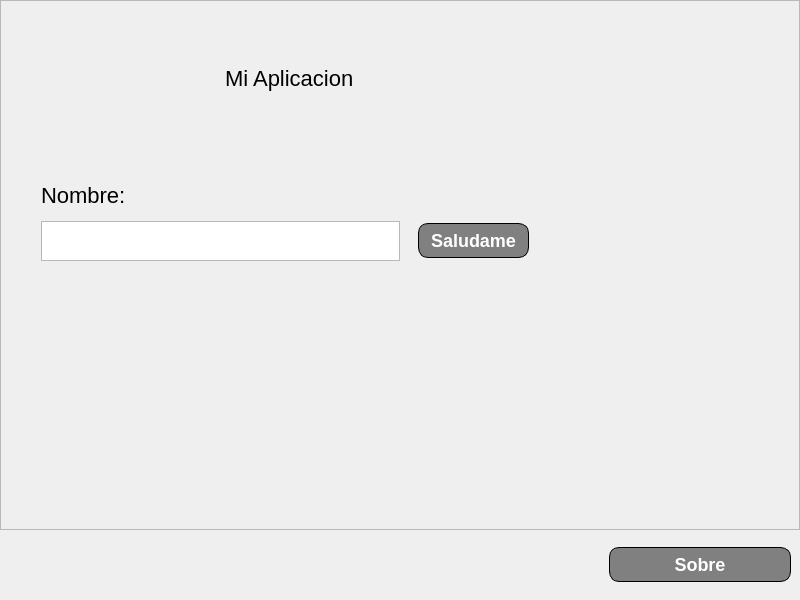
Old version of the form views/Vista_principal.ui in the repository JuanLoaiza007/Proyecto-1-IA-2024-I.
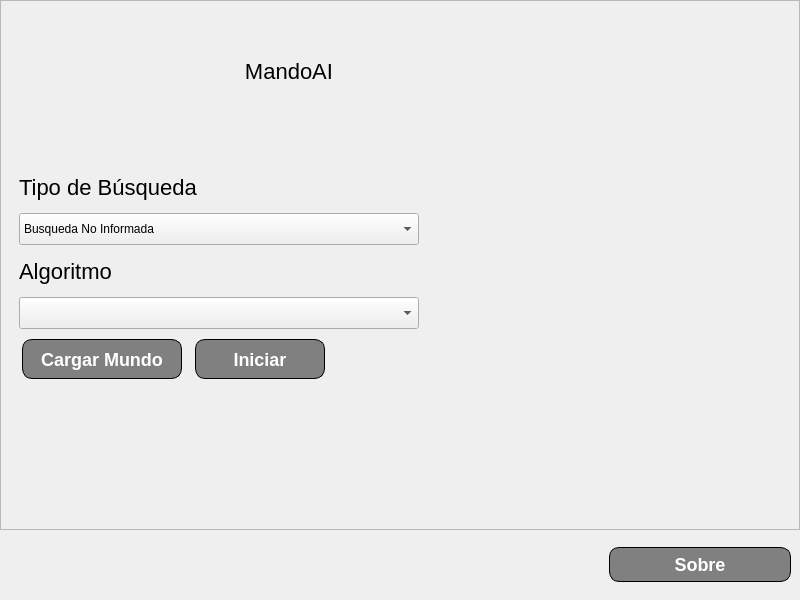
New version of the form.

Commit message: first main interface implementation (non-playable)

The edit to the form file:
```diff
--- a/views/Vista_principal.ui
+++ b/views/Vista_principal.ui
@@ -16,6 +16,12 @@
     <height>600</height>
    </size>
   </property>
+  <property name="maximumSize">
+   <size>
+    <width>800</width>
+    <height>600</height>
+   </size>
+  </property>
   <property name="windowTitle">
    <string>MainWindow</string>
   </property>
@@ -468,7 +474,7 @@
      <number>0</number>
     </property>
     <item>
-     <widget class="QFrame" name="frame">
+     <widget class="QFrame" name="content">
       <property name="minimumSize">
        <size>
         <width>800</width>
@@ -513,7 +519,7 @@
          </property>
          <layout class="QVBoxLayout" name="verticalLayout_2">
           <property name="spacing">
-           <number>10</number>
+           <number>0</number>
           </property>
           <property name="leftMargin">
            <number>0</number>
@@ -532,7 +538,13 @@
             <property name="minimumSize">
              <size>
               <width>576</width>
-              <height>156</height>
+              <height>140</height>
+             </size>
+            </property>
+            <property name="maximumSize">
+             <size>
+              <width>16777215</width>
+              <height>140</height>
              </size>
             </property>
             <property name="frameShape">
@@ -541,42 +553,18 @@
             <property name="frameShadow">
              <enum>QFrame::Raised</enum>
             </property>
-            <layout class="QVBoxLayout" name="verticalLayout_3">
-             <property name="spacing">
-              <number>0</number>
-             </property>
-             <property name="leftMargin">
-              <number>0</number>
-             </property>
-             <property name="topMargin">
-              <number>0</number>
-             </property>
-             <property name="rightMargin">
-              <number>0</number>
-             </property>
-             <property name="bottomMargin">
-              <number>0</number>
-             </property>
+            <layout class="QHBoxLayout" name="horizontalLayout_4">
              <item>
-              <widget class="QFrame" name="frame_11">
-               <property name="frameShape">
-                <enum>QFrame::NoFrame</enum>
+              <widget class="QLabel" name="lbl_titulo">
+               <property name="text">
+                <string>MandoAI</string>
                </property>
-               <property name="frameShadow">
-                <enum>QFrame::Raised</enum>
+               <property name="alignment">
+                <set>Qt::AlignCenter</set>
                </property>
-               <layout class="QGridLayout" name="gridLayout_2">
-                <item row="0" column="0" alignment="Qt::AlignHCenter|Qt::AlignVCenter">
-                 <widget class="QLabel" name="lbl_titulo">
-                  <property name="text">
-                   <string>Mi Aplicacion</string>
-                  </property>
-                  <property name="class" stdset="0">
-                   <string>h1 color-primary</string>
-                  </property>
-                 </widget>
-                </item>
-               </layout>
+               <property name="class" stdset="0">
+                <string>h1 color-primary</string>
+               </property>
               </widget>
              </item>
             </layout>
@@ -596,63 +584,134 @@
             <property name="frameShadow">
              <enum>QFrame::Raised</enum>
             </property>
-            <layout class="QHBoxLayout" name="horizontalLayout_3">
-             <property name="spacing">
-              <number>0</number>
-             </property>
-             <property name="leftMargin">
-              <number>0</number>
-             </property>
-             <property name="topMargin">
-              <number>0</number>
-             </property>
-             <property name="rightMargin">
-              <number>0</number>
-             </property>
-             <property name="bottomMargin">
-              <number>0</number>
-             </property>
-             <item>
-              <widget class="QFrame" name="frame_14">
-               <property name="maximumSize">
-                <size>
-                 <width>700</width>
-                 <height>16777215</height>
-                </size>
-               </property>
+            <property name="class" stdset="0">
+             <string/>
+            </property>
+            <layout class="QVBoxLayout" name="verticalLayout_3">
+             <item alignment="Qt::AlignVCenter">
+              <widget class="QFrame" name="frame_2">
                <property name="frameShape">
                 <enum>QFrame::NoFrame</enum>
                </property>
                <property name="frameShadow">
                 <enum>QFrame::Raised</enum>
                </property>
-               <layout class="QHBoxLayout" name="horizontalLayout_4">
+               <property name="class" stdset="0">
+                <string/>
+               </property>
+               <layout class="QVBoxLayout" name="verticalLayout_4">
                 <property name="spacing">
-                 <number>0</number>
+                 <number>10</number>
                 </property>
-                <property name="leftMargin">
-                 <number>40</number>
-                </property>
-                <property name="topMargin">
-                 <number>0</number>
-                </property>
-                <property name="rightMargin">
-                 <number>40</number>
-                </property>
-                <property name="bottomMargin">
-                 <number>0</number>
-                </property>
                 <item>
-                 <widget class="QFrame" name="frame_10">
+                 <widget class="QLabel" name="lbl_tipo_busqueda">
+                  <property name="minimumSize">
+                   <size>
+                    <width>310</width>
+                    <height>32</height>
+                   </size>
+                  </property>
+                  <property name="maximumSize">
+                   <size>
+                    <width>350</width>
+                    <height>32</height>
+                   </size>
+                  </property>
+                  <property name="text">
+                   <string>Tipo de Búsqueda</string>
+                  </property>
+                  <property name="class" stdset="0">
+                   <string>h5</string>
+                  </property>
+                 </widget>
+                </item>
+                <item>
+                 <widget class="QComboBox" name="box_tipo_busqueda">
+                  <property name="minimumSize">
+                   <size>
+                    <width>310</width>
+                    <height>32</height>
+                   </size>
+                  </property>
+                  <property name="maximumSize">
+                   <size>
+                    <width>400</width>
+                    <height>32</height>
+                   </size>
+                  </property>
+                  <property name="class" stdset="0">
+                   <string>h6</string>
+                  </property>
+                  <item>
+                   <property name="text">
+                    <string>Busqueda No Informada</string>
+                   </property>
+                  </item>
+                  <item>
+                   <property name="text">
+                    <string>Busqueda Informada</string>
+                   </property>
+                  </item>
+                 </widget>
+                </item>
+                <item>
+                 <widget class="QLabel" name="lbl_algoritmo">
+                  <property name="minimumSize">
+                   <size>
+                    <width>310</width>
+                    <height>32</height>
+                   </size>
+                  </property>
+                  <property name="maximumSize">
+                   <size>
+                    <width>350</width>
+                    <height>32</height>
+                   </size>
+                  </property>
+                  <property name="text">
+                   <string>Algoritmo</string>
+                  </property>
+                  <property name="class" stdset="0">
+                   <string>h5</string>
+                  </property>
+                 </widget>
+                </item>
+                <item>
+                 <widget class="QComboBox" name="box_algoritmo">
+                  <property name="minimumSize">
+                   <size>
+                    <width>310</width>
+                    <height>32</height>
+                   </size>
+                  </property>
+                  <property name="maximumSize">
+                   <size>
+                    <width>400</width>
+                    <height>32</height>
+                   </size>
+                  </property>
+                  <property name="class" stdset="0">
+                   <string>h6</string>
+                  </property>
+                 </widget>
+                </item>
+                <item>
+                 <widget class="QFrame" name="frame">
+                  <property name="maximumSize">
+                   <size>
+                    <width>310</width>
+                    <height>16777215</height>
+                   </size>
+                  </property>
                   <property name="frameShape">
                    <enum>QFrame::NoFrame</enum>
                   </property>
                   <property name="frameShadow">
                    <enum>QFrame::Raised</enum>
                   </property>
-                  <layout class="QVBoxLayout" name="verticalLayout_5">
+                  <layout class="QHBoxLayout" name="horizontalLayout_3">
                    <property name="spacing">
-                    <number>0</number>
+                    <number>10</number>
                    </property>
                    <property name="leftMargin">
                     <number>0</number>
@@ -667,133 +726,46 @@
                     <number>0</number>
                    </property>
                    <item>
-                    <widget class="QFrame" name="frame_16">
+                    <widget class="QPushButton" name="btn_cargar_mundo">
                      <property name="minimumSize">
                       <size>
-                       <width>0</width>
-                       <height>110</height>
+                       <width>160</width>
+                       <height>40</height>
                       </size>
                      </property>
                      <property name="maximumSize">
                       <size>
-                       <width>16777215</width>
-                       <height>110</height>
+                       <width>160</width>
+                       <height>40</height>
                       </size>
                      </property>
-                     <property name="frameShape">
-                      <enum>QFrame::NoFrame</enum>
+                     <property name="text">
+                      <string>Cargar Mundo</string>
                      </property>
-                     <property name="frameShadow">
-                      <enum>QFrame::Raised</enum>
+                     <property name="class" stdset="0">
+                      <string>btn-primary h6</string>
                      </property>
-                     <layout class="QVBoxLayout" name="verticalLayout_6">
-                      <property name="leftMargin">
-                       <number>0</number>
-                      </property>
-                      <item>
-                       <widget class="QLabel" name="label_2">
-                        <property name="minimumSize">
-                         <size>
-                          <width>379</width>
-                          <height>27</height>
-                         </size>
-                        </property>
-                        <property name="maximumSize">
-                         <size>
-                          <width>379</width>
-                          <height>27</height>
-                         </size>
-                        </property>
-                        <property name="text">
-                         <string>Nombre:</string>
-                        </property>
-                        <property name="class" stdset="0">
-                         <string>h5</string>
-                        </property>
-                       </widget>
-                      </item>
-                      <item>
-                       <widget class="QTextEdit" name="txta_nombre">
-                        <property name="minimumSize">
-                         <size>
-                          <width>0</width>
-                          <height>40</height>
-                         </size>
-                        </property>
-                        <property name="maximumSize">
-                         <size>
-                          <width>600</width>
-                          <height>40</height>
-                         </size>
-                        </property>
-                        <property name="class" stdset="0">
-                         <string>nb b-sb-2</string>
-                        </property>
-                       </widget>
-                      </item>
-                     </layout>
                     </widget>
                    </item>
                    <item>
-                    <widget class="QFrame" name="frame_15">
+                    <widget class="QPushButton" name="btn_iniciar">
                      <property name="minimumSize">
                       <size>
-                       <width>0</width>
-                       <height>109</height>
+                       <width>130</width>
+                       <height>40</height>
                       </size>
                      </property>
                      <property name="maximumSize">
                       <size>
-                       <width>16777215</width>
-                       <height>16777214</height>
+                       <width>130</width>
+                       <height>40</height>
                       </size>
                      </property>
-                     <property name="frameShape">
-                      <enum>QFrame::NoFrame</enum>
-                     </property>
-                     <property name="frameShadow">
-                      <enum>QFrame::Raised</enum>
-                     </property>
-                    </widget>
-                   </item>
-                  </layout>
-                 </widget>
-                </item>
-                <item>
-                 <widget class="QFrame" name="frame_12">
-                  <property name="maximumSize">
-                   <size>
-                    <width>160</width>
-                    <height>16777215</height>
-                   </size>
-                  </property>
-                  <property name="frameShape">
-                   <enum>QFrame::NoFrame</enum>
-                  </property>
-                  <property name="frameShadow">
-                   <enum>QFrame::Raised</enum>
-                  </property>
-                  <layout class="QVBoxLayout" name="verticalLayout_4">
-                   <property name="topMargin">
-                    <number>56</number>
-                   </property>
-                   <item>
-                    <widget class="QPushButton" name="btn_saludar">
                      <property name="text">
-                      <string>Saludame</string>
+                      <string>Iniciar</string>
                      </property>
                      <property name="class" stdset="0">
-                      <string>btn-primary</string>
-                     </property>
-                    </widget>
-                   </item>
-                   <item>
-                    <widget class="QFrame" name="frame_13">
-                     <property name="frameShape">
-                      <enum>QFrame::NoFrame</enum>
-                     </property>
-                     <property name="frameShadow">
-                      <enum>QFrame::Raised</enum>
+                      <string>btn-danger h6</string>
                      </property>
                     </widget>
                    </item>
@@ -811,7 +783,7 @@
             <property name="minimumSize">
              <size>
               <width>570</width>
-              <height>120</height>
+              <height>100</height>
              </size>
             </property>
             <property name="maximumSize">
@@ -880,7 +852,7 @@
             </property>
             <property name="maximumSize">
              <size>
-              <width>0</width>
+              <width>16777215</width>
               <height>16777215</height>
              </size>
             </property>
@@ -896,7 +868,7 @@
      </widget>
     </item>
     <item>
-     <widget class="QFrame" name="frame_2">
+     <widget class="QFrame" name="footer">
       <property name="minimumSize">
        <size>
         <width>800</width>
```
Left out of the diff: 17 changed lines with no effect on the pictures. The commit also changes 5 other files.
